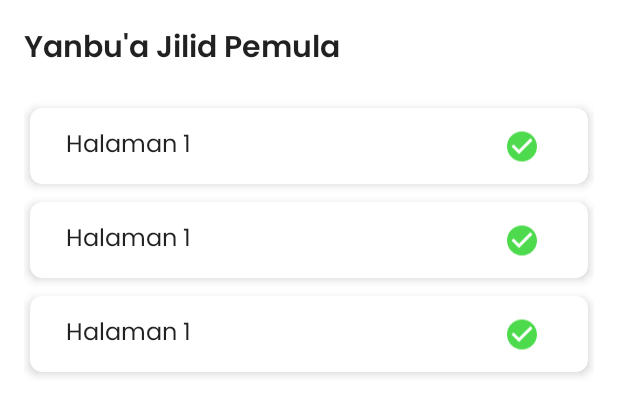
After one commit to nraliim/Darosa, an Android app: the layout activity_detail_progress.xml on its own in the app's theme, with its tools: preview values and no code run, on a phone screen of 412 x 824 dp. The commit adds this screen. Shown: the top 415 px of the screen. Run offline under Robolectric (Android 15) with nearby library versions, the phone set to English and light mode, and no system bars.

Commit message:
add feature: teacher can see student detail progress

```diff
--- a/app/src/main/AndroidManifest.xml
+++ b/app/src/main/AndroidManifest.xml
@@ -16,6 +16,9 @@
         android:supportsRtl="true"
         android:theme="@style/Theme.Darosa"
         tools:targetApi="31">
+        <activity
+            android:name=".ui.progress.DetailProgressActivity"
+            android:exported="false" />
         <activity
             android:name=".ui.profil.ProfilMadrasahActivity"
             android:exported="false" />
--- a/app/src/main/java/com/darosa/app/data/User.kt
+++ b/app/src/main/java/com/darosa/app/data/User.kt
@@ -5,6 +5,7 @@
 
 @Parcelize
 data class User(
+    val id: String? = null,
     val nama: String? = null,
     val email: String? = null,
     val gender: String? = null,
--- a/app/src/main/java/com/darosa/app/ui/auth/RegisterActivity.kt
+++ b/app/src/main/java/com/darosa/app/ui/auth/RegisterActivity.kt
@@ -94,6 +94,7 @@
                                 "https://ui-avatars.com/api/?background=8692F7&color=fff&size=100&rounded=true&name=$name"
                             val userId = auth.currentUser!!.uid
                             val data = User(
+                                userId,
                                 name.toString(),
                                 email.toString(),
                                 GENDER,
--- /dev/null
+++ b/app/src/main/res/layout/activity_detail_progress.xml
@@ -0,0 +1,33 @@
+<?xml version="1.0" encoding="utf-8"?>
+<androidx.constraintlayout.widget.ConstraintLayout xmlns:android="http://schemas.android.com/apk/res/android"
+    xmlns:app="http://schemas.android.com/apk/res-auto"
+    xmlns:tools="http://schemas.android.com/tools"
+    android:layout_width="match_parent"
+    android:layout_height="match_parent"
+    tools:context=".ui.progress.DetailProgressActivity">
+
+    <TextView
+        android:id="@+id/tv_judul"
+        android:layout_width="wrap_content"
+        android:layout_height="wrap_content"
+        android:layout_marginStart="16dp"
+        android:layout_marginTop="16dp"
+        android:text="@string/yanbua_jilid_pemula"
+        android:textSize="20sp"
+        android:fontFamily="@font/poppins_semi_bold"
+        android:textColor="?android:textColorPrimary"
+        app:layout_constraintStart_toStartOf="parent"
+        app:layout_constraintTop_toTopOf="parent"
+        tools:targetApi="o" />
+
+    <androidx.recyclerview.widget.RecyclerView
+        android:id="@+id/rv_pages"
+        android:layout_width="match_parent"
+        android:layout_height="wrap_content"
+        android:layout_margin="16dp"
+        app:layout_constraintEnd_toEndOf="parent"
+        app:layout_constraintStart_toStartOf="parent"
+        app:layout_constraintTop_toBottomOf="@id/tv_judul"
+        tools:listitem="@layout/item_row_page" />
+
+</androidx.constraintlayout.widget.ConstraintLayout>
```
Also changed, not shown: app/src/main/java/com/darosa/app/data/Progress.kt (added, +11 -0 lines), app/src/main/java/com/darosa/app/ui/datasiswa/DetailSiswaActivity.kt (+49 -2 lines), app/src/main/java/com/darosa/app/ui/progress/DetailProgressActivity.kt (added, +68 -0 lines), app/src/main/res/layout/activity_course.xml (+15 -1 lines), app/src/main/res/layout/fragment_jilid_dua.xml (+1 -14 lines), app/src/main/res/layout/fragment_jilid_pemula.xml (+1 -14 lines), app/src/main/res/layout/fragment_jilid_satu.xml (+1 -14 lines), app/src/main/res/layout/fragment_jilid_tiga.xml (+1 -14 lines).
